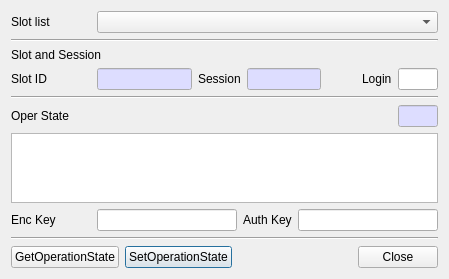
This is CryptokiMan/oper_state_dlg.ui in jykim74/CryptokiMan as Qt 5 draws it before an edit. The edited form follows.
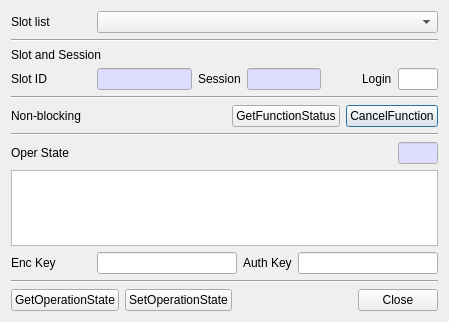
This is the edited form.

Commit message: GetFunctionStatus CancelFunction 기능 추가

Diff of the .ui file:
```diff
--- a/CryptokiMan/oper_state_dlg.ui
+++ b/CryptokiMan/oper_state_dlg.ui
@@ -7,7 +7,7 @@
     <x>0</x>
     <y>0</y>
     <width>449</width>
-    <height>277</height>
+    <height>322</height>
    </rect>
   </property>
   <property name="windowTitle">
@@ -802,6 +802,60 @@
      </property>
     </widget>
    </item>
+   <item>
+    <layout class="QGridLayout" name="gridLayout_4">
+     <property name="topMargin">
+      <number>0</number>
+     </property>
+     <item row="0" column="0">
+      <widget class="QLabel" name="label_9">
+       <property name="minimumSize">
+        <size>
+         <width>80</width>
+         <height>0</height>
+        </size>
+       </property>
+       <property name="text">
+        <string>Non-blocking</string>
+       </property>
+      </widget>
+     </item>
+     <item row="0" column="3">
+      <widget class="QPushButton" name="mCancelFunctionBtn">
+       <property name="text">
+        <string>CancelFunction</string>
+       </property>
+      </widget>
+     </item>
+     <item row="0" column="2">
+      <widget class="QPushButton" name="mGetFunctionStatusBtn">
+       <property name="text">
+        <string>GetFunctionStatus</string>
+       </property>
+      </widget>
+     </item>
+     <item row="0" column="1">
+      <spacer name="horizontalSpacer_4">
+       <property name="orientation">
+        <enum>Qt::Horizontal</enum>
+       </property>
+       <property name="sizeHint" stdset="0">
+        <size>
+         <width>40</width>
+         <height>20</height>
+        </size>
+       </property>
+      </spacer>
+     </item>
+    </layout>
+   </item>
+   <item>
+    <widget class="Line" name="line_4">
+     <property name="orientation">
+      <enum>Qt::Horizontal</enum>
+     </property>
+    </widget>
+   </item>
    <item>
     <layout class="QGridLayout" name="gridLayout_2">
      <item row="0" column="0">
```
The commit also changes 4 other files.
